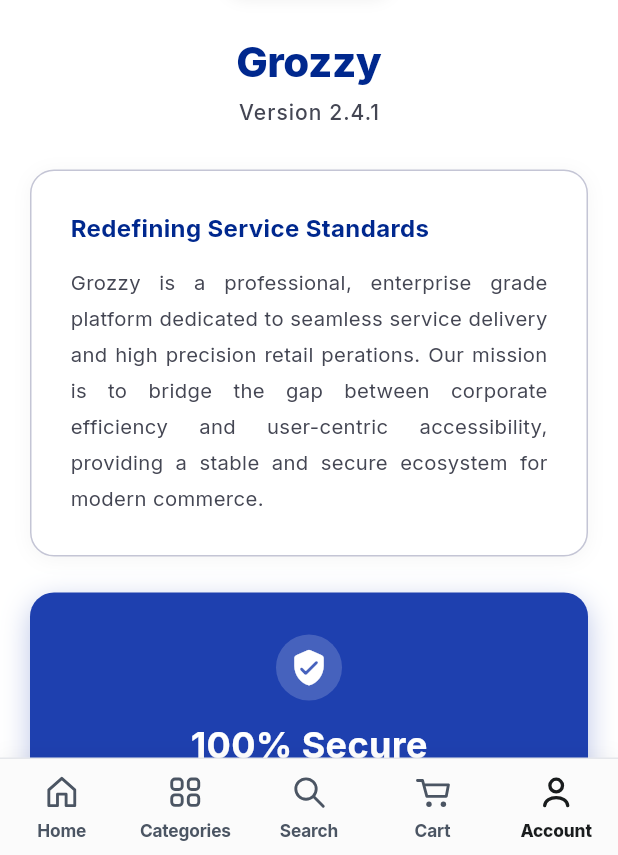
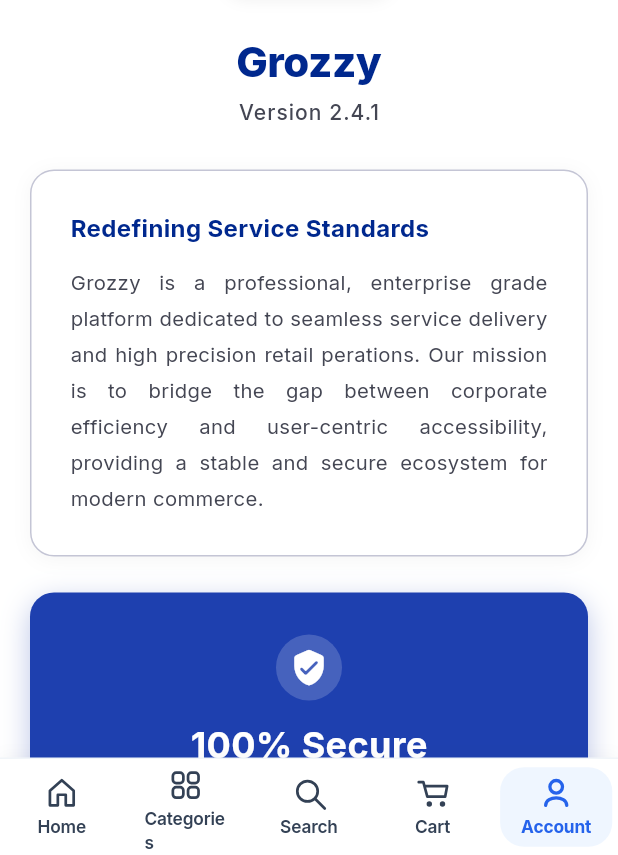
Before and after one commit to vskanna0510/GROZZBY, a Flutter app: the AboutGrozzbyScreen screen opened by its route, on a phone screen of 412 x 824 dp, the part 381-1236 px from its top. Run offline on Flutter 3.47's test engine with Material 3 defaults, Android fonts, the phone set to English and light mode, and no system bars; our stand-ins replace dio, flutter_secure_storage, flutter_svg, go_router, google_fonts, pinput and 1 more; accounts and stored records are empty; network calls fail.

Commit message:
fix(nav): style active bottom nav tab with blue pill and fix ListTile assertion

```diff
--- a/mobile/lib/features/home/presentation/home_screen.dart
+++ b/mobile/lib/features/home/presentation/home_screen.dart
@@ -62,7 +62,7 @@ class _HomeScreenState extends State<HomeScreen> {
   void initState() {
     super.initState();
     _bannerTimer = Timer.periodic(const Duration(seconds: 4), (timer) {
-      if (_bannerController.hasClients) {
+      if (mounted && _bannerController.hasClients) {
         final nextPage = (_currentBannerPage + 1) % _banners.length;
         _bannerController.animateToPage(
           nextPage,
--- a/mobile/lib/features/profile/presentation/payment_security_screen.dart
+++ b/mobile/lib/features/profile/presentation/payment_security_screen.dart
@@ -265,11 +265,13 @@ class _PaymentSecurityScreenState extends State<PaymentSecurityScreen> {
             // Section 3: Security Switches
             Text('Security Controls', style: AppTextStyles.accountSectionTitle),
             const SizedBox(height: 12),
-            Container(
-              decoration: BoxDecoration(
-                color: AppColors.white,
+            Material(
+              color: AppColors.white,
+              borderRadius: BorderRadius.circular(16),
+              clipBehavior: Clip.antiAlias,
+              shape: RoundedRectangleBorder(
                 borderRadius: BorderRadius.circular(16),
-                border: Border.all(color: AppColors.neutral200),
+                side: const BorderSide(color: AppColors.neutral200),
               ),
               child: Column(
                 children: [
--- a/mobile/lib/shared/widgets/grozzby_bottom_nav_bar.dart
+++ b/mobile/lib/shared/widgets/grozzby_bottom_nav_bar.dart
@@ -50,17 +50,17 @@ class GrozzbyBottomNavBar extends StatelessWidget {
 
     return Container(
       decoration: BoxDecoration(
-        color: isDark ? const Color(0xFF1E293B) : const Color(0xFFFBFBFB),
+        color: isDark ? const Color(0xFF0F172A) : Colors.white,
         border: Border(
           top: BorderSide(
-            color: isDark ? const Color(0xFF334155) : const Color(0xFFE5E7EB),
+            color: isDark ? const Color(0xFF1E293B) : const Color(0xFFF1F5F9),
             width: 1.0,
           ),
         ),
         boxShadow: [
           BoxShadow(
-            color: Colors.black.withValues(alpha: isDark ? 0.25 : 0.04),
-            blurRadius: 10,
+            color: Colors.black.withValues(alpha: isDark ? 0.25 : 0.03),
+            blurRadius: 8,
             offset: const Offset(0, -2),
           ),
         ],
@@ -138,8 +138,12 @@ class _NavTabItem extends StatelessWidget {
   @override
   Widget build(BuildContext context) {
     final isDark = Theme.of(context).brightness == Brightness.dark;
-    final activeColor = isDark ? Colors.white : const Color(0xFF191C1D);
-    final inactiveColor = isDark ? const Color(0xFF94A3B8) : const Color(0xFF4B5563);
+    const activeColor = Color(0xFF2563EB); // Figma vibrant royal blue
+    final inactiveColor = isDark ? const Color(0xFF94A3B8) : const Color(0xFF334155);
+    final activeBgColor = isDark
+        ? const Color(0xFF2563EB).withValues(alpha: 0.18)
+        : const Color(0xFFEFF6FF); // Soft blue pill container
+
     final color = isSelected ? activeColor : inactiveColor;
 
     return Expanded(
@@ -147,9 +151,20 @@ class _NavTabItem extends StatelessWidget {
         color: Colors.transparent,
         child: InkWell(
           onTap: onTap,
-          splashColor: const Color(0xFF00288E).withValues(alpha: 0.06),
+          borderRadius: BorderRadius.circular(16),
+          splashColor: const Color(0xFF2563EB).withValues(alpha: 0.08),
           highlightColor: Colors.transparent,
+          child: Center(
+            child: AnimatedContainer(
+              duration: const Duration(milliseconds: 200),
+              curve: Curves.easeInOut,
+              padding: const EdgeInsets.symmetric(horizontal: 14, vertical: 5),
+              decoration: BoxDecoration(
+                color: isSelected ? activeBgColor : Colors.transparent,
+                borderRadius: BorderRadius.circular(16),
+              ),
               child: Column(
+                mainAxisSize: MainAxisSize.min,
                 mainAxisAlignment: MainAxisAlignment.center,
                 children: [
                   Stack(
@@ -157,36 +172,39 @@ class _NavTabItem extends StatelessWidget {
                     alignment: Alignment.center,
                     children: [
                       SizedBox(
-                    width: 28,
-                    height: 28,
+                        width: 24,
+                        height: 24,
                         child: Center(
                           child: CustomPaint(
-                        size: const Size(24, 24),
+                            size: const Size(22, 22),
                             painter: _NavIconCustomPainter(
                               type: iconType,
                               color: color,
-                          strokeWidth: isSelected ? 2.2 : 1.9,
+                              strokeWidth: isSelected ? 2.2 : 1.8,
                             ),
                           ),
                         ),
                       ),
                       if (badgeCount > 0)
                         Positioned(
-                      top: -3,
-                      right: -6,
+                          top: -4,
+                          right: -8,
                           child: Container(
-                        padding: const EdgeInsets.symmetric(horizontal: 4.5, vertical: 1.5),
+                            padding: const EdgeInsets.symmetric(horizontal: 4, vertical: 1),
                             decoration: BoxDecoration(
-                          color: const Color(0xFF00288E),
+                              color: const Color(0xFF2563EB),
                               borderRadius: BorderRadius.circular(10),
-                          border: Border.all(color: Colors.white, width: 1.5),
+                              border: Border.all(
+                                color: isDark ? const Color(0xFF0F172A) : Colors.white,
+                                width: 1.5,
                               ),
-                        constraints: const BoxConstraints(minWidth: 16, minHeight: 16),
+                            ),
+                            constraints: const BoxConstraints(minWidth: 15, minHeight: 15),
                             child: Text(
                               badgeCount > 99 ? '99+' : badgeCount.toString(),
                               textAlign: TextAlign.center,
                               style: const TextStyle(
-                            fontSize: 9,
+                                fontSize: 8.5,
                                 fontWeight: FontWeight.w800,
                                 color: Colors.white,
                                 fontFamily: 'Inter',
@@ -196,18 +214,20 @@ class _NavTabItem extends StatelessWidget {
                         ),
                     ],
                   ),
-              const SizedBox(height: 4),
+                  const SizedBox(height: 3),
                   Text(
                     label,
                     style: TextStyle(
                       fontFamily: 'Inter',
                       fontSize: 11.5,
-                  fontWeight: isSelected ? FontWeight.w800 : FontWeight.w700,
+                      fontWeight: isSelected ? FontWeight.w700 : FontWeight.w600,
                       color: color,
                       letterSpacing: -0.1,
                     ),
                   ),
                 ],
+              ),
+            ),
           ),
         ),
       ),
```
Lines whose indentation alone changed are shown as unchanged.
